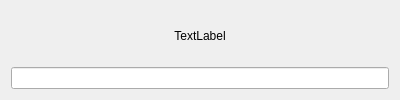
Before: the Qt Designer form changepassword.ui in ecsanchesjr/ProjetoSeguran-a, drawn with Qt 5.
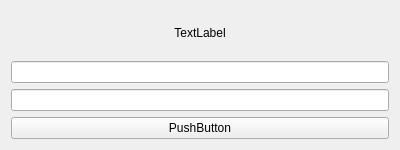
After: the same form once the commit is applied.

```diff
--- a/changepassword.ui
+++ b/changepassword.ui
@@ -7,19 +7,19 @@
     <x>0</x>
     <y>0</y>
     <width>400</width>
-    <height>100</height>
+    <height>150</height>
    </rect>
   </property>
   <property name="minimumSize">
    <size>
     <width>400</width>
-    <height>100</height>
+    <height>150</height>
    </size>
   </property>
   <property name="maximumSize">
    <size>
     <width>400</width>
-    <height>100</height>
+    <height>150</height>
    </size>
   </property>
   <property name="windowTitle">
@@ -39,9 +39,26 @@
      </property>
     </widget>
    </item>
+   <item>
+    <widget class="QLineEdit" name="lineEdit_2">
+     <property name="sizePolicy">
+      <sizepolicy hsizetype="Expanding" vsizetype="Fixed">
+       <horstretch>0</horstretch>
+       <verstretch>0</verstretch>
+      </sizepolicy>
+     </property>
+    </widget>
+   </item>
    <item>
     <widget class="QLineEdit" name="lineEdit"/>
    </item>
+   <item>
+    <widget class="QPushButton" name="pushButton">
+     <property name="text">
+      <string>PushButton</string>
+     </property>
+    </widget>
+   </item>
   </layout>
  </widget>
  <resources/>
```
